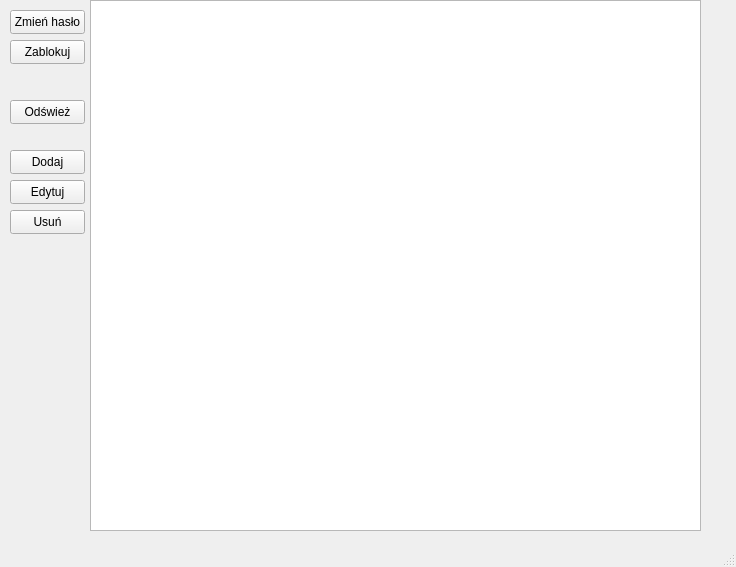
This is mainwindow.ui in SwingyMan/LibraryManagerQT as Qt 5 draws it before an edit. The edited form follows.
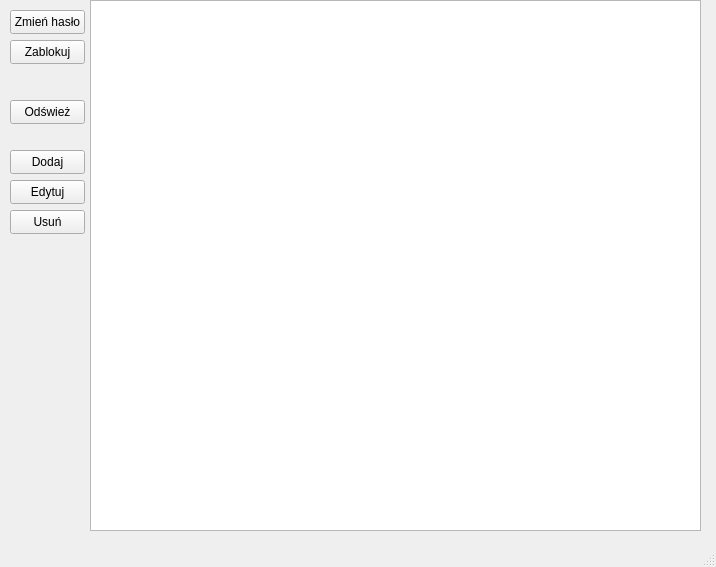
This is the edited form.

Commit message: delete unused function

Diff of the .ui file:
```diff
--- a/mainwindow.ui
+++ b/mainwindow.ui
@@ -6,7 +6,7 @@
    <rect>
     <x>0</x>
     <y>0</y>
-    <width>736</width>
+    <width>716</width>
     <height>567</height>
    </rect>
   </property>
```
Left out of the diff: 2 changed lines with no effect on the pictures. The commit also changes 2 other files.
